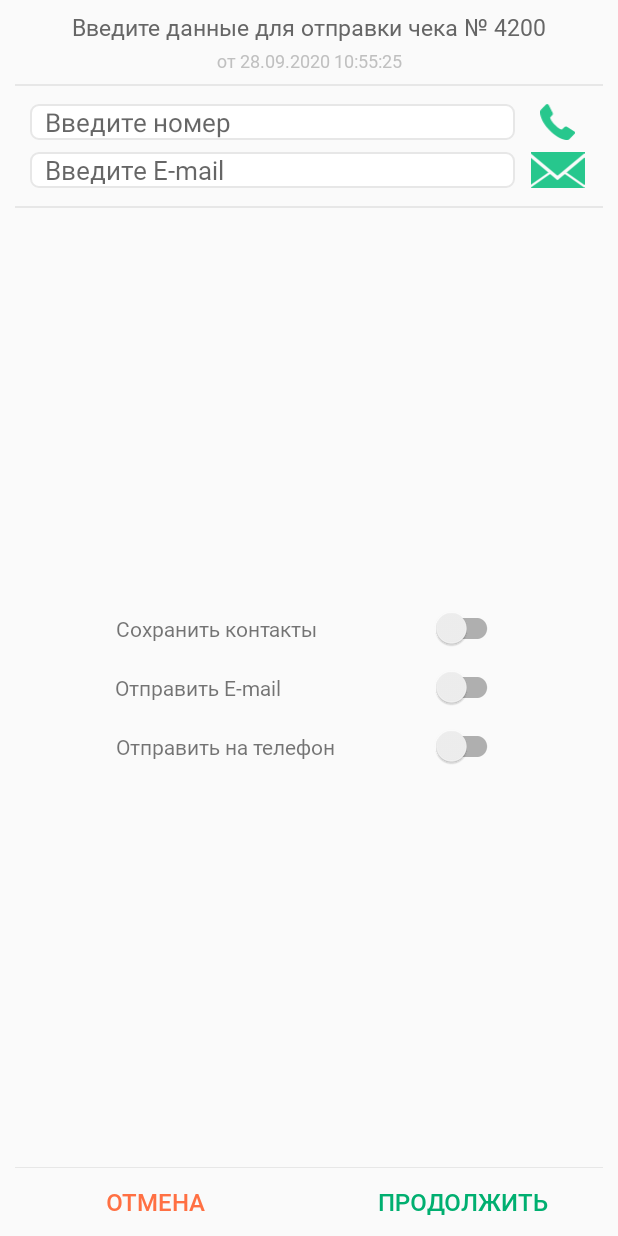
After one commit to Sznv91/SV_Mailer, an Android app: the layout fragment_send_dialog.xml on its own in the app's theme, with its tools: preview values and no code run, on a phone screen of 412 x 824 dp. The commit adds this screen. Run offline under Robolectric (Android 15) with nearby library versions, the phone set to English and light mode, and no system bars.

Commit message:
Добавелн диалог отправки sms/email

```diff
--- a/app/build.gradle
+++ b/app/build.gradle
@@ -29,6 +29,9 @@ android {
 }
 
 dependencies {
+    //Switch custom
+//    implementation 'com.github.angads25:toggle:1.1.0'
+
     //retrofit
     implementation 'com.squareup.retrofit2:retrofit:2.1.0'
     implementation 'com.squareup.retrofit2:converter-gson:2.1.0'
@@ -40,6 +43,7 @@ dependencies {
 
     //Joda time
     implementation 'joda-time:joda-time:2.10.10'
+    implementation 'androidx.legacy:legacy-support-v4:1.0.0'
 
     //room
     def room_version = "2.2.6"
--- a/app/src/main/java/ru/softvillage/mailer_test/util/Prefs.java
+++ b/app/src/main/java/ru/softvillage/mailer_test/util/Prefs.java
@@ -46,9 +46,9 @@ public class Prefs {
         return sharedPreferences.getBoolean(key, false);
     }
 
-/*    public boolean loadBoolean(String key, boolean defaultValue) {
+    public boolean loadBoolean(String key, boolean defaultValue) {
         return sharedPreferences.getBoolean(key, defaultValue);
-    }*/
+    }
 
     public void saveBoolean(String key, boolean value) {
         sharedPreferences.edit().putBoolean(key, value).commit();
--- a/app/src/main/res/drawable/bg_dialog_black.xml
+++ b/app/src/main/res/drawable/bg_dialog_black.xml
@@ -2,5 +2,5 @@
 <shape xmlns:android="http://schemas.android.com/apk/res/android"
     android:shape="rectangle">
     <corners android:radius="10dp"/>
-    <solid android:color="@color/divider_dt"/>
+    <solid android:color="@color/dialog_background_dark"/>
 </shape>
--- /dev/null
+++ b/app/src/main/res/drawable/edit_text_background_dark.xml
@@ -0,0 +1,6 @@
+<?xml version="1.0" encoding="utf-8"?>
+<shape xmlns:android="http://schemas.android.com/apk/res/android" android:shape="rectangle" >
+    <solid android:color="#121212" />
+    <stroke android:width="1dip" android:color="@color/divider_dt"/>
+    <corners android:radius="5dp"/>
+</shape>
--- /dev/null
+++ b/app/src/main/res/drawable/edit_text_background_light.xml
@@ -0,0 +1,6 @@
+<?xml version="1.0" encoding="utf-8"?>
+<shape xmlns:android="http://schemas.android.com/apk/res/android" android:shape="rectangle" >
+    <solid android:color="@android:color/white" />
+    <stroke android:width="1dip" android:color="@color/divider_lt"/>
+    <corners android:radius="5dp"/>
+</shape>
--- /dev/null
+++ b/app/src/main/res/layout/fragment_send_dialog.xml
@@ -0,0 +1,288 @@
+<?xml version="1.0" encoding="utf-8"?>
+<androidx.constraintlayout.widget.ConstraintLayout xmlns:android="http://schemas.android.com/apk/res/android"
+    xmlns:app="http://schemas.android.com/apk/res-auto"
+    xmlns:tools="http://schemas.android.com/tools"
+    android:layout_width="match_parent"
+    android:layout_height="match_parent"
+    tools:context=".ui.fragmet.SendDialog">
+
+    <TextView
+        android:id="@+id/title_send_dialog"
+        android:layout_width="wrap_content"
+        android:layout_height="wrap_content"
+        android:layout_marginTop="7dp"
+        android:fontFamily="@font/roboto_regular"
+        android:text="@string/title_send_dialog"
+        android:textColor="@color/fonts_lt"
+        android:textSize="15sp"
+        app:layout_constraintLeft_toLeftOf="parent"
+        app:layout_constraintRight_toRightOf="parent"
+        app:layout_constraintTop_toTopOf="parent"
+        tools:text="Введите данные для отправки чека № 4200" />
+
+    <TextView
+        android:id="@+id/subtitle_send_dialog"
+        android:layout_width="wrap_content"
+        android:layout_height="wrap_content"
+        android:layout_marginTop="3dp"
+        android:fontFamily="@font/roboto_regular"
+        android:text="@string/subtitle_send_dialog"
+        android:textColor="@color/active_fonts_lt"
+        android:textSize="12sp"
+        app:layout_constraintLeft_toLeftOf="parent"
+        app:layout_constraintRight_toRightOf="parent"
+        app:layout_constraintTop_toBottomOf="@+id/title_send_dialog"
+        tools:text="от 28.09.2020 10:55:25" />
+
+    <View
+        android:id="@+id/divider_send_dialog_title"
+        android:layout_width="match_parent"
+        android:layout_height="1dp"
+        android:layout_marginStart="10dp"
+        android:layout_marginTop="7dp"
+        android:layout_marginEnd="10dp"
+        android:background="@color/divider_lt"
+        app:layout_constraintTop_toBottomOf="@+id/subtitle_send_dialog" />
+
+    <ImageView
+
+        android:id="@+id/icon_send_sms"
+
+        android:layout_width="0dp"
+        android:layout_height="0dp"
+        android:layout_marginStart="8dp"
+        android:layout_marginEnd="20dp"
+        android:src="@drawable/ic_mailer_sended_sms"
+        app:layout_constraintBottom_toBottomOf="@+id/edit_text_send_sms"
+        app:layout_constraintEnd_toEndOf="parent"
+        app:layout_constraintHorizontal_bias="0.5"
+        app:layout_constraintHorizontal_weight="1"
+        app:layout_constraintStart_toEndOf="@+id/edit_text_send_sms"
+        app:layout_constraintTop_toTopOf="@+id/edit_text_send_sms" />
+
+    <EditText
+        android:id="@+id/edit_text_send_sms"
+        android:layout_width="0dp"
+        android:layout_height="wrap_content"
+        android:layout_marginStart="20dp"
+        android:layout_marginTop="12dp"
+        android:autofillHints="+7"
+        android:background="@drawable/edit_text_background_light"
+        android:hint="@string/text_input_sms"
+        android:inputType="phone"
+        android:paddingStart="10dp"
+        android:textSize="17sp"
+        app:layout_constraintEnd_toStartOf="@+id/icon_send_sms"
+        app:layout_constraintHorizontal_bias="0.5"
+        app:layout_constraintHorizontal_weight="8"
+        app:layout_constraintStart_toStartOf="parent"
+        app:layout_constraintTop_toBottomOf="@+id/divider_send_dialog_title" />
+
+
+    <ImageView
+        android:id="@+id/icon_send_email"
+
+        android:layout_width="0dp"
+        android:layout_height="0dp"
+        android:layout_marginStart="8dp"
+        android:layout_marginEnd="20dp"
+        android:src="@drawable/ic_mailer_sended_email"
+        app:layout_constraintBottom_toBottomOf="@+id/edit_text_send_email"
+        app:layout_constraintEnd_toEndOf="parent"
+        app:layout_constraintHorizontal_bias="0.5"
+        app:layout_constraintHorizontal_weight="1"
+        app:layout_constraintStart_toEndOf="@+id/edit_text_send_email"
+        app:layout_constraintTop_toTopOf="@+id/edit_text_send_email" />
+
+    <EditText
+        android:id="@+id/edit_text_send_email"
+        android:layout_width="0dp"
+        android:layout_height="wrap_content"
+        android:layout_marginStart="20dp"
+        android:layout_marginTop="8dp"
+        android:autofillHints="+7"
+        android:background="@drawable/edit_text_background_light"
+        android:fontFamily="@font/roboto_regular"
+        android:hint="@string/text_input_email"
+        android:inputType="textEmailAddress"
+        android:paddingStart="10dp"
+        android:textSize="17sp"
+        app:layout_constraintEnd_toStartOf="@+id/icon_send_email"
+        app:layout_constraintHorizontal_bias="0.5"
+        app:layout_constraintHorizontal_weight="8"
+        app:layout_constraintStart_toStartOf="parent"
+        app:layout_constraintTop_toBottomOf="@+id/edit_text_send_sms" />
+
+    <View
+        android:id="@+id/divider_send_dialog_sms_email"
+        android:layout_width="match_parent"
+        android:layout_height="1dp"
+        android:layout_marginStart="10dp"
+        android:layout_marginTop="12dp"
+        android:layout_marginEnd="10dp"
+        android:background="@color/divider_lt"
+        app:layout_constraintTop_toBottomOf="@+id/edit_text_send_email" />
+
+    <androidx.constraintlayout.widget.ConstraintLayout
+        android:id="@+id/dialog_switch_module"
+        android:layout_width="match_parent"
+        android:layout_height="wrap_content"
+        app:layout_constraintBottom_toTopOf="@+id/control_module"
+        app:layout_constraintTop_toBottomOf="@+id/divider_send_dialog_sms_email">
+
+
+        <androidx.appcompat.widget.SwitchCompat
+            android:id="@+id/dialog_save_switch"
+            android:layout_width="wrap_content"
+            android:layout_height="wrap_content"
+            android:layout_marginTop="12dp"
+
+            android:fontFamily="@font/roboto_regular"
+            app:layout_constraintEnd_toEndOf="parent"
+            app:layout_constraintHorizontal_bias="0.5"
+            app:layout_constraintStart_toEndOf="@+id/title_save_contact"
+            app:layout_constraintTop_toTopOf="parent" />
+
+        <TextView
+            android:id="@+id/title_save_contact"
+            android:layout_width="wrap_content"
+            android:layout_height="0dp"
+            android:fontFamily="@font/roboto_regular"
+            android:gravity="center"
+            android:text="@string/title_save_contact"
+            app:layout_constraintBottom_toBottomOf="@+id/dialog_save_switch"
+            app:layout_constraintEnd_toStartOf="@+id/dialog_save_switch"
+            app:layout_constraintHorizontal_bias="0.5"
+            app:layout_constraintStart_toStartOf="parent"
+            app:layout_constraintTop_toTopOf="@+id/dialog_save_switch" />
+
+
+        <androidx.appcompat.widget.SwitchCompat
+            android:id="@+id/dialog_send_email_switch"
+            android:layout_width="wrap_content"
+            android:layout_height="wrap_content"
+
+            android:layout_marginTop="12dp"
+            android:fontFamily="@font/roboto_regular"
+            app:layout_constraintEnd_toEndOf="@+id/dialog_save_switch"
+            app:layout_constraintTop_toBottomOf="@+id/dialog_save_switch" />
+
+        <TextView
+            android:id="@+id/title_send_email"
+            android:layout_width="wrap_content"
+            android:layout_height="0dp"
+            android:fontFamily="@font/roboto_regular"
+            android:gravity="center"
+            android:text="@string/dialog_title_send_email"
+            app:layout_constraintBottom_toBottomOf="@+id/dialog_send_email_switch"
+            app:layout_constraintStart_toStartOf="@+id/title_save_contact"
+            app:layout_constraintTop_toTopOf="@+id/dialog_send_email_switch" />
+
+        <androidx.appcompat.widget.SwitchCompat
+            android:id="@+id/dialog_send_sms_switch"
+            android:layout_width="wrap_content"
+            android:layout_height="wrap_content"
+
+            android:layout_marginTop="12dp"
+            android:layout_marginBottom="12dp"
+            android:fontFamily="@font/roboto_regular"
+            app:layout_constraintBottom_toBottomOf="parent"
+            app:layout_constraintEnd_toEndOf="@+id/dialog_save_switch"
+            app:layout_constraintTop_toBottomOf="@+id/dialog_send_email_switch" />
+
+        <TextView
+            android:id="@+id/title_send_sms"
+            android:layout_width="wrap_content"
+            android:layout_height="wrap_content"
+            android:fontFamily="@font/roboto_regular"
+            android:gravity="center"
+            android:text="@string/dialog_title_send_sms"
+            app:layout_constraintBottom_toBottomOf="@+id/dialog_send_sms_switch"
+            app:layout_constraintStart_toStartOf="@+id/title_save_contact"
+            app:layout_constraintTop_toTopOf="@+id/dialog_send_sms_switch" />
+
+    </androidx.constraintlayout.widget.ConstraintLayout>
+
+    <FrameLayout
+        android:id="@+id/holder_find_result"
+        android:layout_width="match_parent"
+        android:layout_height="0dp"
+        android:visibility="gone"
+        app:layout_constraintBottom_toTopOf="@+id/control_module"
+        app:layout_constraintTop_toBottomOf="@+id/divider_send_dialog_sms_email">
+
+        <TextView
+            android:id="@+id/not_found"
+            android:layout_width="wrap_content"
+            android:layout_height="wrap_content"
+            android:layout_gravity="center"
+            android:gravity="center"
+            android:text="@string/not_found"
+            android:textColor="@color/active_fonts_lt"
+            android:textSize="30sp" />
+    </FrameLayout>
+
+    <androidx.constraintlayout.widget.ConstraintLayout
+        android:id="@+id/control_module"
+        android:layout_width="match_parent"
+        android:layout_height="wrap_content"
+        app:layout_constraintBottom_toBottomOf="parent">
+
+        <View
+            android:id="@+id/divider_dialog_switch_module"
+            android:layout_width="match_parent"
+            android:layout_height="1dp"
+            android:layout_marginStart="10dp"
+            android:layout_marginEnd="10dp"
+            android:background="@color/divider_lt"
+            app:layout_constraintBottom_toTopOf="parent" />
+
+        <View
+            android:id="@+id/button_cancel"
+            android:layout_width="0dp"
+            android:layout_height="0dp"
+            app:layout_constraintBottom_toBottomOf="parent"
+            app:layout_constraintLeft_toLeftOf="parent"
+            app:layout_constraintRight_toLeftOf="@+id/button_send"
+            app:layout_constraintTop_toTopOf="parent" />
+
+        <View
+            android:id="@+id/button_send"
+            android:layout_width="0dp"
+            android:layout_height="0dp"
+            app:layout_constraintBottom_toBottomOf="parent"
+            app:layout_constraintLeft_toRightOf="@+id/button_cancel"
+            app:layout_constraintRight_toRightOf="parent"
+            app:layout_constraintTop_toTopOf="parent" />
+
+        <TextView
+            android:id="@+id/title_button_cancel"
+            android:layout_width="wrap_content"
+            android:layout_height="wrap_content"
+            android:layout_marginTop="12dp"
+            android:layout_marginBottom="12dp"
+            android:fontFamily="@font/roboto_medium"
+            android:gravity="center"
+            android:text="@string/cancel"
+            android:textColor="@color/header_lt"
+            android:textSize="16sp"
+            app:layout_constraintBottom_toBottomOf="parent"
+            app:layout_constraintLeft_toLeftOf="@+id/button_cancel"
+            app:layout_constraintRight_toRightOf="@+id/button_cancel"
+            app:layout_constraintTop_toTopOf="parent" />
+
+        <TextView
+            android:id="@+id/button_continue"
+            android:layout_width="wrap_content"
+            android:layout_height="wrap_content"
+            android:fontFamily="@font/roboto_medium"
+            android:text="@string/button_continue"
+            android:textColor="@color/icon_lt"
+            android:textSize="16sp"
+            app:layout_constraintBottom_toBottomOf="@+id/title_button_cancel"
+            app:layout_constraintLeft_toLeftOf="@+id/button_send"
+            app:layout_constraintRight_toRightOf="@+id/button_send" />
+
+    </androidx.constraintlayout.widget.ConstraintLayout>
+
+</androidx.constraintlayout.widget.ConstraintLayout>
--- a/app/src/main/res/values/colors.xml
+++ b/app/src/main/res/values/colors.xml
@@ -28,6 +28,7 @@
     <color name="main_dt">#121212</color>
     <color name="background_dt">#1F1F1F</color>
     <color name="divider_dt">#2E2E2E</color>
+    <color name="dialog_background_dark">#383838</color>
 <!--    <color name="active_fonts_dt">#666666</color>-->
     <color name="active_fonts_dt">#959595</color>
     <color name="fonts_dt">#FFFFFF</color>
--- a/app/src/main/res/values/strings.xml
+++ b/app/src/main/res/values/strings.xml
@@ -34,6 +34,17 @@
     <string name="value_left_menu">%d шт</string>
     <string name="title_sim">Ваши SIM-карты</string>
     <string name="title_about">О приложении</string>
+    <string name="button_send">ОТПРАВИТЬ</string>
+    <string name="hello_blank_fragment">Hello blank fragment</string>
+    <string name="text_input_sms">Введите номер</string>
+    <string name="text_input_email">Введите E-mail</string>
+    <string name="subtitle_send_dialog">от %s</string>
+    <string name="title_send_dialog">Введите данные для отправки чека № %s</string>
+    <string name="button_continue">ПРОДОЛЖИТЬ</string>
+    <string name="title_save_contact">Сохранить контакты</string>
+    <string name="dialog_title_send_email">Отправить E-mail</string>
+    <string name="dialog_title_send_sms">Отправить на телефон</string>
+    <string name="not_found">Нет номеров соответсвующих запросу</string>
 
 
 </resources>
--- a/app/src/main/res/values/themes.xml
+++ b/app/src/main/res/values/themes.xml
@@ -18,6 +18,9 @@
         </item>
         <item name="materialCalendarTheme">@style/ThemeOverlay.MaterialComponents.MaterialCalendar
         </item>
+
+<!--        Влияет на цвет loader'a, switch compat, курсор EditText-->
+        <item name="colorControlActivated">@color/icon_lt</item>
     </style>
 
 </resources>
```
Also changed, not shown: app/src/main/java/ru/softvillage/mailer_test/presetner/SessionPresenter.java (+15 -0 lines), app/src/main/java/ru/softvillage/mailer_test/ui/fragmet/ReceiptDetailFragment.java (+24 -0 lines), app/src/main/java/ru/softvillage/mailer_test/ui/fragmet/SendDialog.java (added, +220 -0 lines), app/src/main/res/layout/fragment_receipt_detail.xml (+72 -25 lines).
